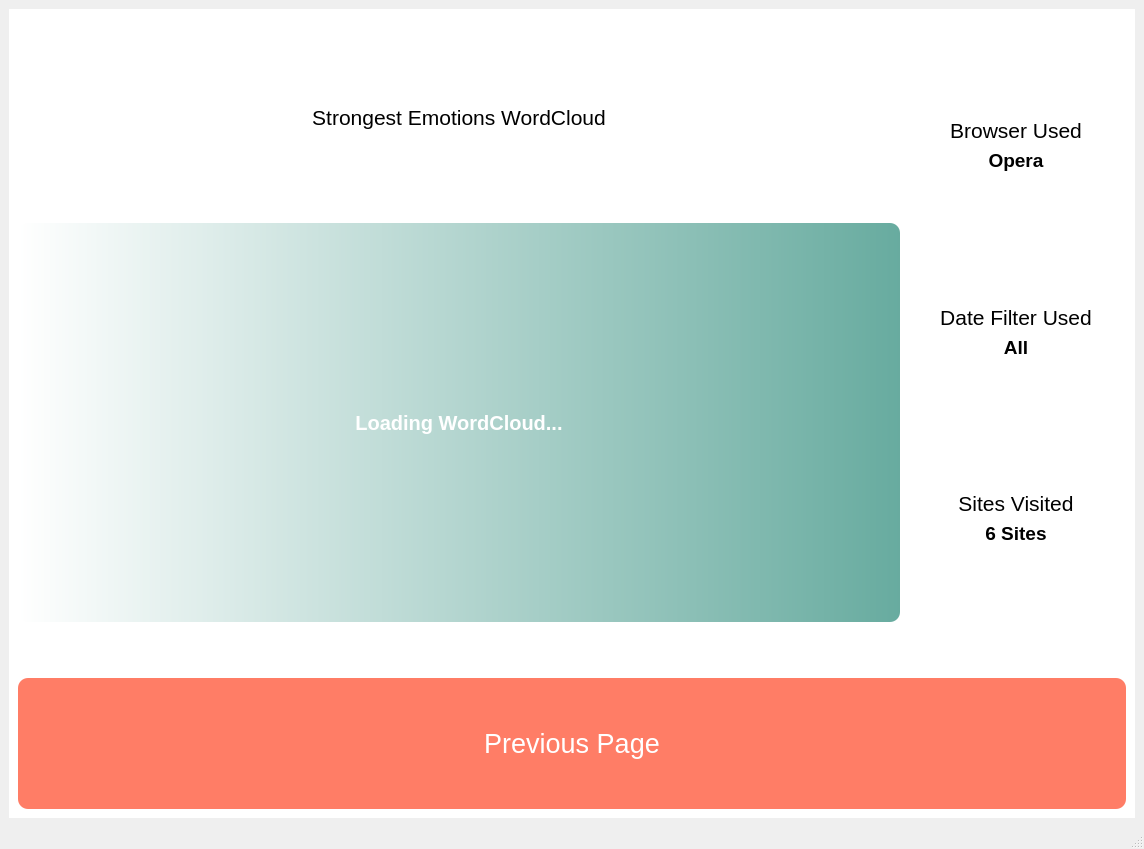
Before: the Qt Designer form src/pyqt/uiFiles/metrics.ui in gerardpslowey/eMot, drawn with Qt 5.
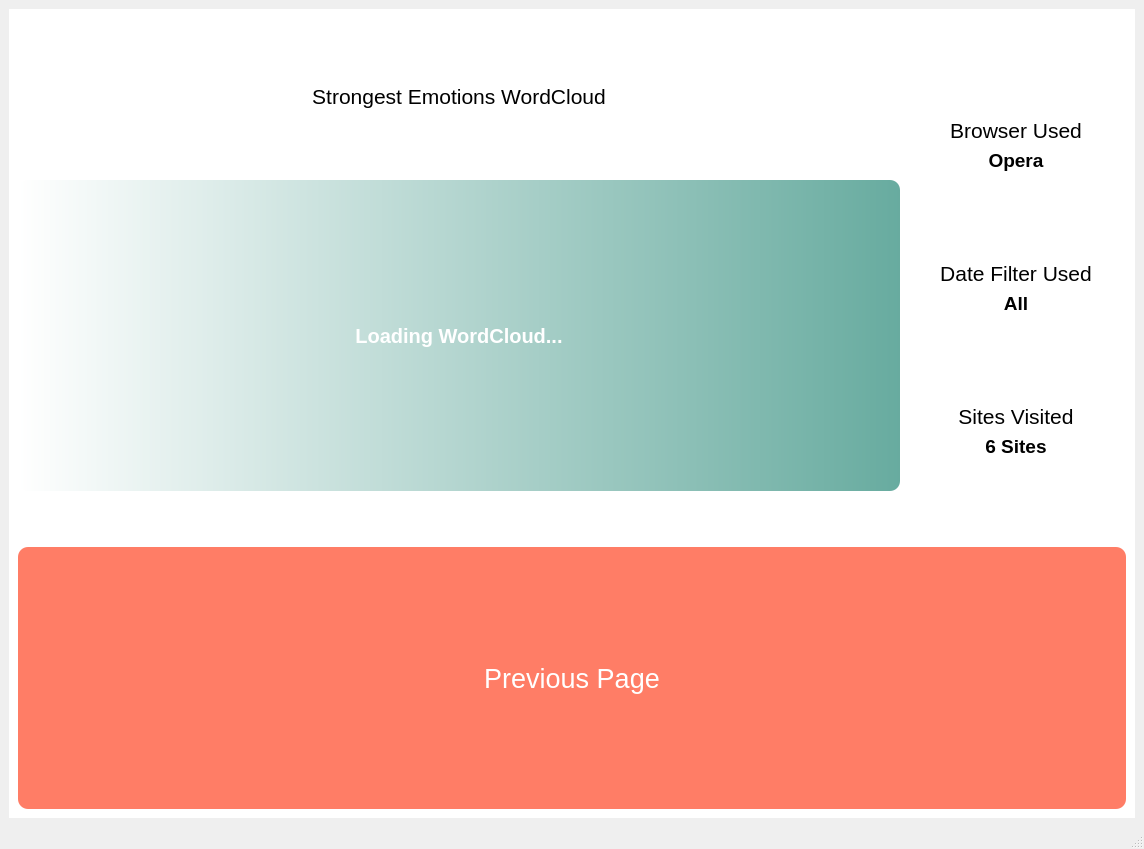
After: the same form once the commit is applied. Icons and pictures are not drawn. Custom widgets are drawn as their Qt base class.

Diff of the .ui file:
```diff
--- a/src/pyqt/uiFiles/metrics.ui
+++ b/src/pyqt/uiFiles/metrics.ui
@@ -136,7 +136,7 @@
       <widget class="QWidget" name="wordCloudPage">
        <layout class="QVBoxLayout" name="verticalLayout_4">
         <item>
-         <layout class="QVBoxLayout" name="verticalLayout_3" stretch="5,1">
+         <layout class="QVBoxLayout" name="verticalLayout_3" stretch="4,2">
           <item>
            <layout class="QHBoxLayout" name="cloudTextLayout" stretch="4,1">
             <item>
```
Left out of the diff: 30 changed lines with no effect on the pictures.
